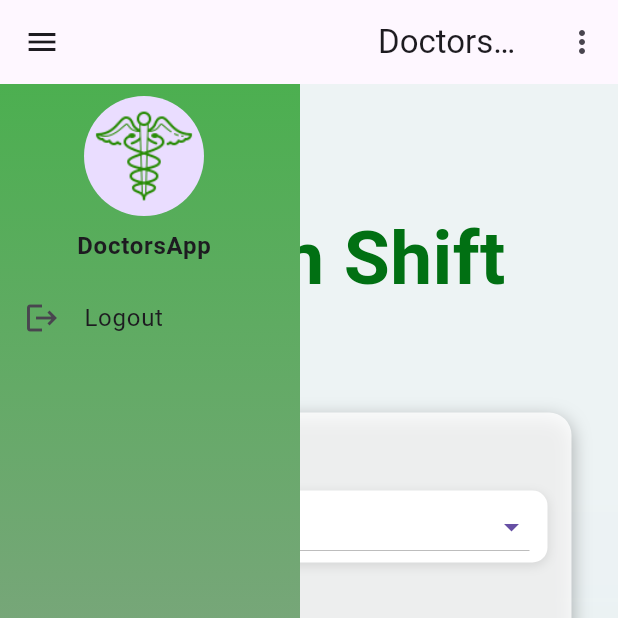
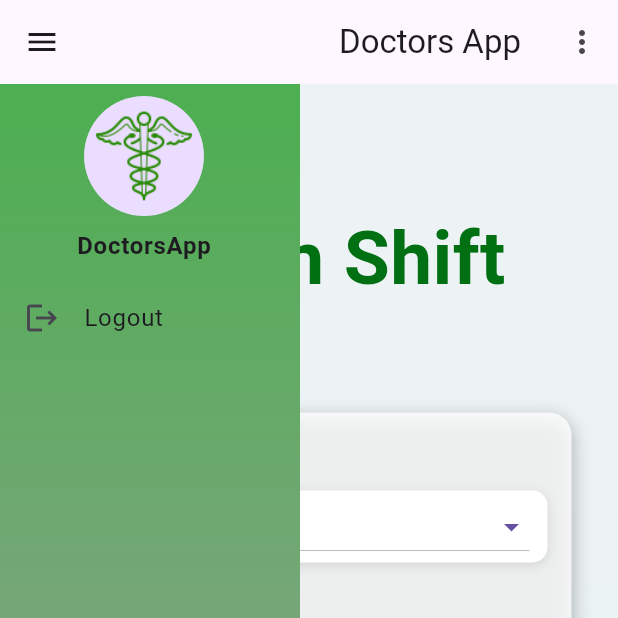
Before and after one commit to mezenbayounes/DoctorsApp, a Flutter app: the HomeScreen screen opened by its route, on a phone screen of 412 x 824 dp, the top half of it. Run offline on Flutter 3.47's test engine with Material 3 defaults, Android fonts, the phone set to English and light mode, and no system bars; our stand-ins replace firebase_auth, firebase_core, shared_preferences; missing offline and left inert: simple_drawer; accounts and stored records are empty; network calls fail; Roboto replaces fonts that are missing (Arial).

```diff
--- a/lib/screens/List_All_Shifts/GetAllShifts_provider.dart
+++ b/lib/screens/List_All_Shifts/GetAllShifts_provider.dart
@@ -31,6 +31,8 @@ class ShiftProvider with ChangeNotifier {
       if (response.statusCode == 200) {
         final List<dynamic> data = json.decode(response.body);
         _shifts = ShiftModel.fromJsonList(data); // Parse the list of shifts
+      } else if (response.statusCode == 404) {
+        // Optionally handle empty shift list when 404
       } else {
         throw Exception(
             'Failed to fetch shifts. Status code: ${response.statusCode}. Response: ${response.body}');
@@ -54,7 +56,8 @@ class ShiftProvider with ChangeNotifier {
 
     // Assuming userIdString is a JSON encoded string, decode it if necessary
     final Map<String, dynamic> userIdMap = json.decode(userIdString);
-  final String userId = userIdMap['userId'] ?? userIdString; // Extract userId if it's nested
+    final String userId =
+        userIdMap['userId'] ?? userIdString; // Extract userId if it's nested
 
     final Uri url = Uri.parse('$baseUrl/getShiftsByUserId');
     final Map<String, dynamic> requestBody = {
@@ -98,7 +101,6 @@ class ShiftProvider with ChangeNotifier {
     }
   }
 
-
   Future<void> deleteShift(String shiftId) async {
     try {
       final Uri url =
--- a/lib/screens/Shift_Assignment/Shift_Assignment_screen.dart
+++ b/lib/screens/Shift_Assignment/Shift_Assignment_screen.dart
@@ -90,9 +90,28 @@ class _ShiftAssignmentScreenState extends State<ShiftAssignmentScreen> {
                       ),
                       Consumer<ShiftAssignmentProvider>(
                         builder: (context, shiftProvider, child) {
-                          return shiftProvider.isLoading
-                              ? const Center(child: CircularProgressIndicator())
-                              : Container(
+                          // Show loading indicator while fetching data
+                          if (shiftProvider.isLoading) {
+                            return const Center(
+                                child: CircularProgressIndicator());
+                          }
+
+                          // Show error message if no doctors are found (404 error)
+                          if (shiftProvider.hasError) {
+                            return Center(
+                              child: Text(
+                                'No doctors found',
+                                style: TextStyle(
+                                  color: Colors.red,
+                                  fontSize: 18,
+                                  fontWeight: FontWeight.bold,
+                                ),
+                              ),
+                            );
+                          }
+
+                          // Show Dropdown if doctors are available
+                          return Container(
                             decoration: BoxDecoration(
                               color: Colors.white,
                               borderRadius: BorderRadius.circular(10.0),
@@ -100,19 +119,17 @@ class _ShiftAssignmentScreenState extends State<ShiftAssignmentScreen> {
                                 BoxShadow(
                                   color: Colors.black.withOpacity(0.1),
                                   blurRadius: 5.0,
-                                        offset: const Offset(
-                                            0, 2), // Shadow position
+                                  offset: const Offset(0, 2),
                                 ),
                               ],
                             ),
-                                  padding: const EdgeInsets.symmetric(
-                                      horizontal: 12.0),
+                            padding:
+                                const EdgeInsets.symmetric(horizontal: 12.0),
                             child: DropdownButton<String>(
                               value: shiftProvider
                                       .shiftAssignmentModel.userId.isEmpty
                                   ? null
-                                        : shiftProvider
-                                            .shiftAssignmentModel.userId,
+                                  : shiftProvider.shiftAssignmentModel.userId,
                               isExpanded: true,
                               hint: const Text(
                                 'Select Doctor',
--- a/lib/screens/home/home_screen.dart
+++ b/lib/screens/home/home_screen.dart
@@ -106,7 +106,7 @@ class _HomeScreenState extends State<HomeScreen> {
       ),
       appBar: AppBar(
         title: const Padding(
-          padding: EdgeInsets.only(left: 180),
+          padding: EdgeInsets.only(left: 154),
           child: Text("Doctors App"),
         ),
         leading: IconButton(
--- a/lib/screens/login/login_provider.dart
+++ b/lib/screens/login/login_provider.dart
@@ -49,7 +49,7 @@ class LoginProvider with ChangeNotifier {
   Future<Object> getUserIdByEmail(String email) async {
     final Uri url = Uri.parse('$baseUrl/GetIdByEmail');
     final Map<String, dynamic> requestBody = {
-      'email':email,
+      'email': email,
     };
     print("Request body: ${json.encode(requestBody)}");
     try {
@@ -89,7 +89,7 @@ class LoginProvider with ChangeNotifier {
 
       if (response.statusCode == 200) {
         // Return the response body as a Map
-      return json.decode(response.body);  // Return as Map<String, dynamic>
+        return json.decode(response.body); // Return as Map<String, dynamic>
       } else {
         // Handle error response
         throw Exception(
@@ -100,5 +100,4 @@ class LoginProvider with ChangeNotifier {
       throw Exception('An error occurred: $e');
     }
   }
-
 }
--- a/pubspec.yaml
+++ b/pubspec.yaml
@@ -48,6 +48,7 @@ dependencies:
   custom_calender_picker: ^0.1.1
   easy_date_timeline: ^2.0.6
   intl: ^0.19.0
+  firebase_messaging: ^15.1.6
 
 dev_dependencies:
   flutter_test:
```
Also changed, not shown: lib/screens/List_All_Shifts/GetAllShifts_screen.dart (+35 -18 lines), lib/screens/Shift_Assignment/Shift_Assignment_provider.dart (+20 -2 lines), lib/screens/signup/signup_screen.dart (+2 -14 lines), lib/screens/validation/validation_provider.dart (+15 -0 lines), lib/screens/validation/validation_screen.dart (+11 -2 lines), lib/screens/List_All_Shifts/GetAllShifts_screen_doctor.dart (line endings or trailing spaces), pubspec.lock, 1 other file. Lines whose indentation alone changed are shown as unchanged.
